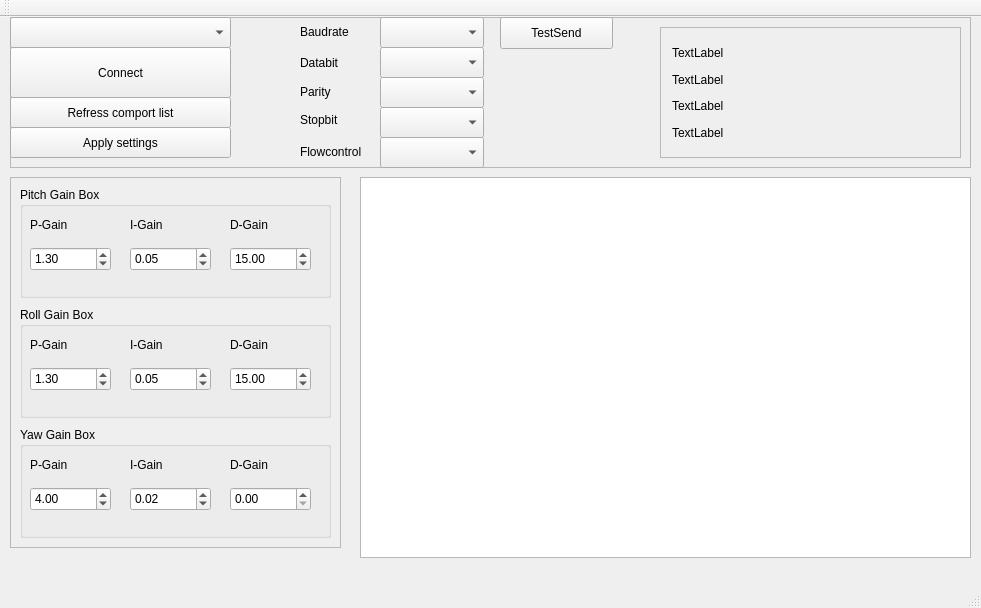
Above: mainwindow.ui from tipih/Drone_updater before the change. Below: the same form after it.
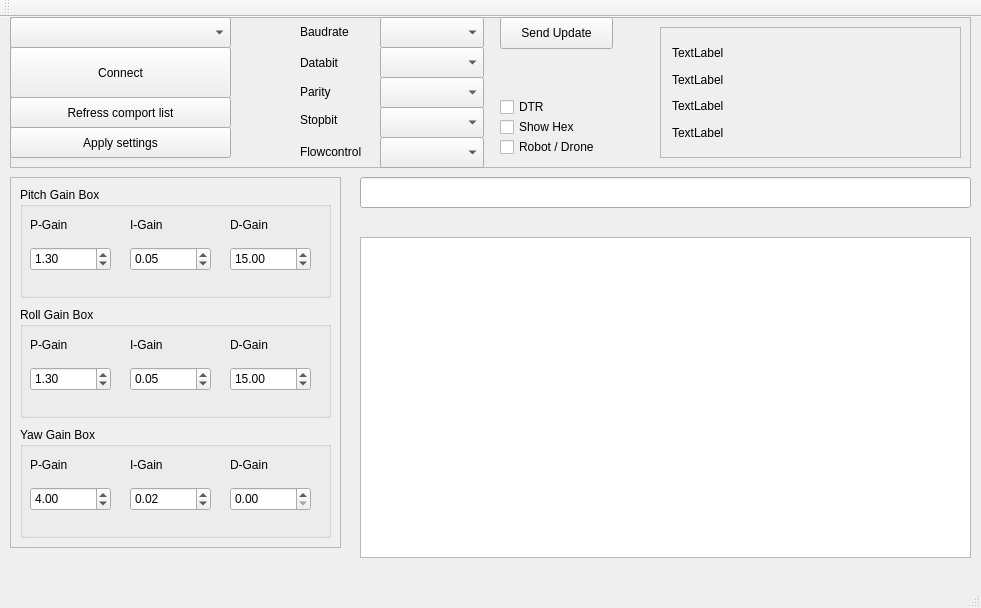
That is the form after the change. Custom widgets are drawn as their Qt base class.

```diff
--- a/mainwindow.ui
+++ b/mainwindow.ui
@@ -262,7 +262,46 @@
       </rect>
      </property>
      <property name="text">
-      <string>TestSend</string>
+      <string>Send Update</string>
+     </property>
+    </widget>
+    <widget class="QCheckBox" name="Robot_sel">
+     <property name="geometry">
+      <rect>
+       <x>490</x>
+       <y>120</y>
+       <width>111</width>
+       <height>20</height>
+      </rect>
+     </property>
+     <property name="text">
+      <string>Robot / Drone</string>
+     </property>
+    </widget>
+    <widget class="QCheckBox" name="checkBox">
+     <property name="geometry">
+      <rect>
+       <x>490</x>
+       <y>80</y>
+       <width>87</width>
+       <height>20</height>
+      </rect>
+     </property>
+     <property name="text">
+      <string>DTR</string>
+     </property>
+    </widget>
+    <widget class="QCheckBox" name="asc_show">
+     <property name="geometry">
+      <rect>
+       <x>490</x>
+       <y>100</y>
+       <width>87</width>
+       <height>20</height>
+      </rect>
+     </property>
+     <property name="text">
+      <string>Show Hex</string>
      </property>
     </widget>
    </widget>
@@ -270,9 +309,9 @@
     <property name="geometry">
      <rect>
       <x>360</x>
-      <y>160</y>
+      <y>220</y>
       <width>611</width>
-      <height>381</height>
+      <height>321</height>
      </rect>
     </property>
    </widget>
@@ -646,6 +685,16 @@
      </widget>
     </widget>
    </widget>
+   <widget class="QLineEdit" name="lineEdit">
+    <property name="geometry">
+     <rect>
+      <x>360</x>
+      <y>160</y>
+      <width>611</width>
+      <height>31</height>
+     </rect>
+    </property>
+   </widget>
   </widget>
   <widget class="QMenuBar" name="menuBar">
    <property name="geometry">
```
